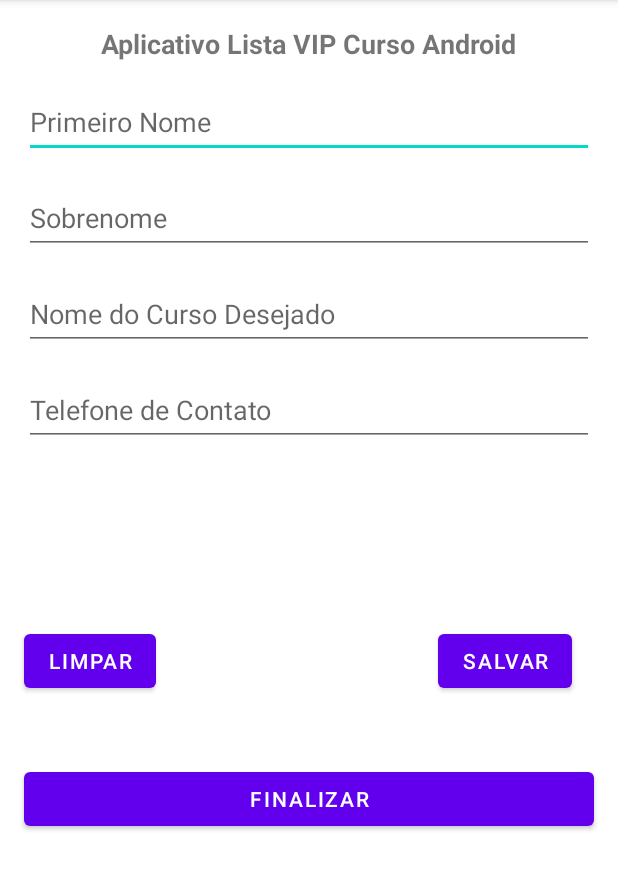
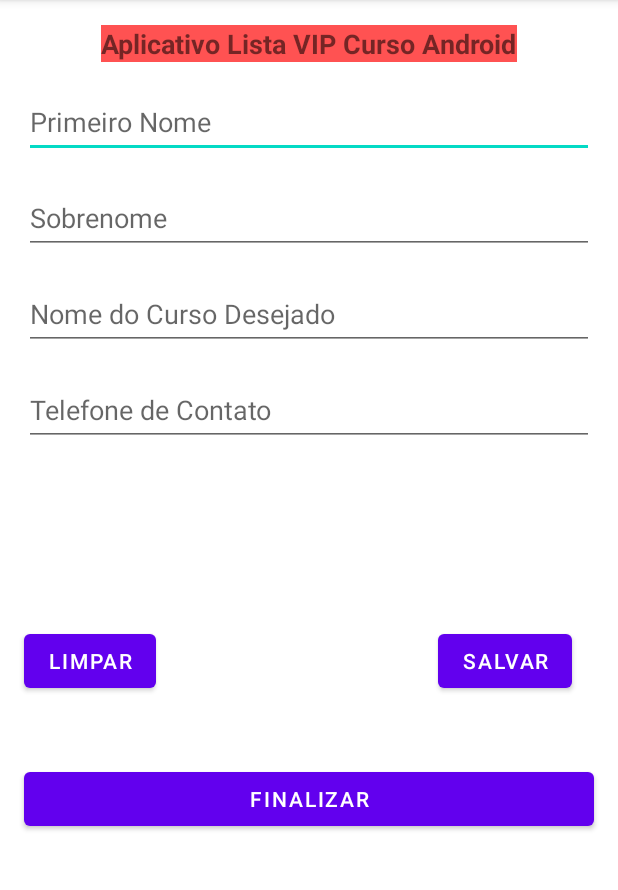
Before and after one commit to profmaddo/Curso-Desenvolvimento-Android-2023, an Android app: the screen it shows after launch (MainActivity), on a phone screen of 412 x 824 dp, the part 84-974 px from its top. Run offline under Robolectric (Android 15) with nearby library versions, the phone set to English and light mode, and no system bars.

Commit message:
Customização Layout

```diff
--- a/AppListaCurso/app/src/main/res/layout/activity_main.xml
+++ b/AppListaCurso/app/src/main/res/layout/activity_main.xml
@@ -7,6 +7,7 @@
     tools:context=".MainActivity">
 
     <TextView
+        android:background="@color/vermelho"
         android:id="@+id/txtTitulo"
         android:layout_width="wrap_content"
         android:layout_height="wrap_content"
--- a/AppListaCurso/app/src/main/res/values/colors.xml
+++ b/AppListaCurso/app/src/main/res/values/colors.xml
@@ -7,6 +7,6 @@
     <color name="teal_700">#FF018786</color>
     <color name="black">#FF000000</color>
     <color name="white">#FFFFFFFF</color>
-    <color name="amarelo">#FFFF00</color>
+    <color name="vermelho">#FF5252</color>
     <color name="corBotoes">#52ABD3</color>
 </resources>
```
